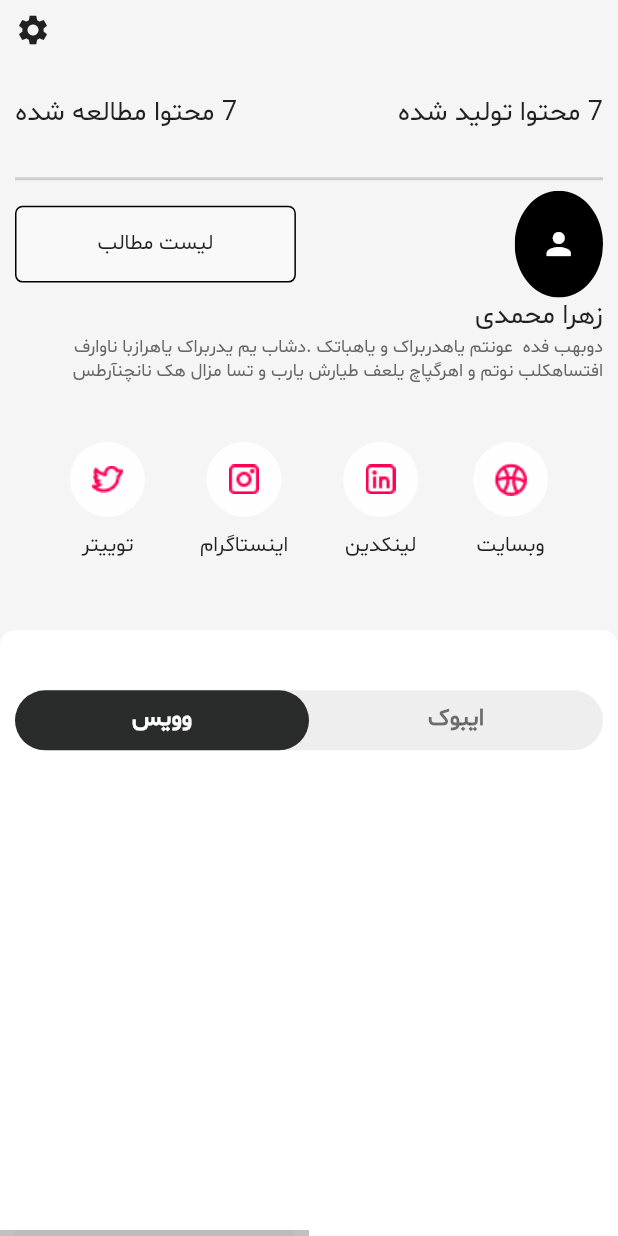
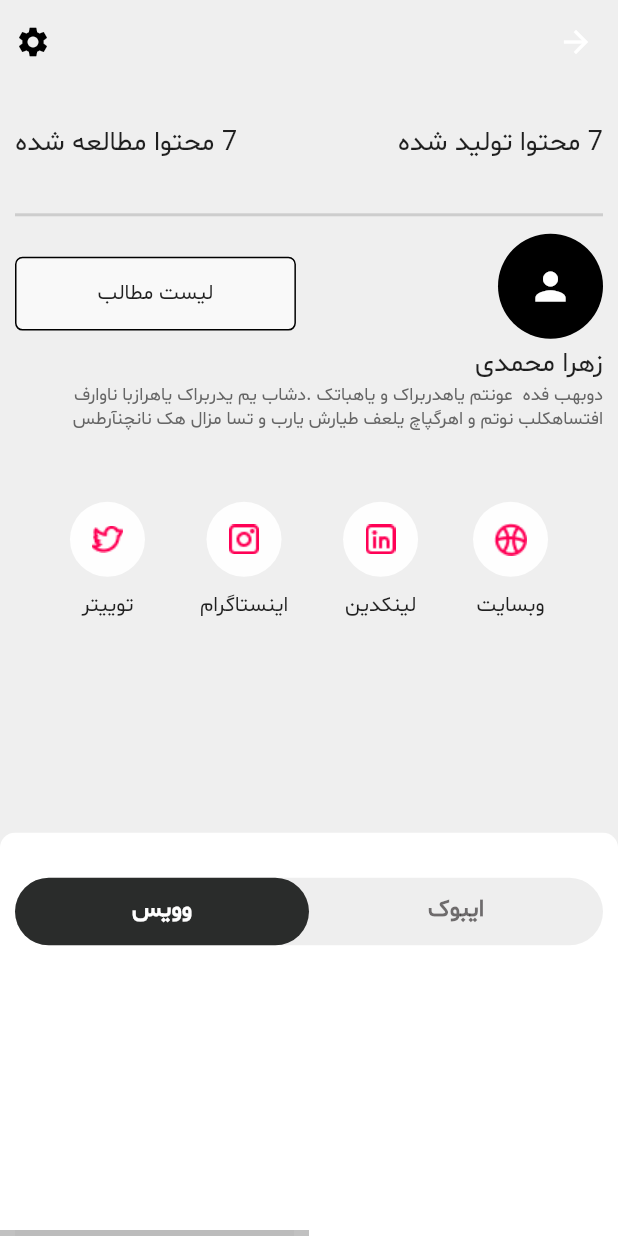
Before and after one commit to SajadRahimi1/Vebo, a Flutter app: the Profile screen opened directly, tab 2 chosen, on a phone screen of 412 x 824 dp. Run offline on Flutter 3.47's test engine with Material 2 defaults, Android fonts, the phone set to English and light mode, and no system bars; our stand-ins replace get.

Commit message:
Profile Completed & Bottom Navigation Designed

```diff
--- a/lib/views/screens/profile_test.dart
+++ b/lib/views/screens/profile_page.dart
@@ -1,4 +1,5 @@
 import 'package:flutter/material.dart';
+import 'package:flutter/services.dart';
 import 'package:get/get.dart';
 import 'package:vebo/views/widgets/my_ebook_widgets.dart';
 import 'package:vebo/views/widgets/profile_social_media_widget.dart';
@@ -11,7 +12,20 @@ class Profile extends StatelessWidget {
     return Directionality(
       textDirection: TextDirection.rtl,
       child: Scaffold(
-        backgroundColor: Color(0xfff5f5f5),
+        appBar: AppBar(
+          backgroundColor: Color(0xffefefef),
+          elevation: 0,
+          actions: [
+            Padding(
+              padding: const EdgeInsets.only(left: 10),
+              child: Icon(
+                Icons.settings,
+                color: Colors.black,
+              ),
+            ),
+          ],
+        ),
+        backgroundColor: Color(0xffefefef),
         body: Stack(
           children: [
             Container(
@@ -19,14 +33,6 @@ class Profile extends StatelessWidget {
               padding: EdgeInsets.only(left: 10, right: 10),
               child: Column(
                 children: [
-                  SizedBox(
-                      height: 40,
-                      child: Align(
-                        alignment: Alignment.centerLeft,
-                        child: Icon(
-                          Icons.settings,
-                        ),
-                      )),
                   Expanded(
                       flex: 1,
                       child: Row(
@@ -51,21 +57,21 @@ class Profile extends StatelessWidget {
                       child: Row(
                         mainAxisAlignment: MainAxisAlignment.spaceBetween,
                         children: [
-                          ClipOval(
-                            child: Container(
-                              height: Get.height,
-                              width: Get.width / 7,
-                              color: Colors.black,
+                          CircleAvatar(
+                            backgroundColor: Colors.black,
+                            radius: 35,
+                            child: Center(
                               child: Icon(
                                 Icons.person,
                                 color: Colors.white,
+                                size: 30,
                               ),
                             ),
                           ),
                           Container(
                             width: Get.width / 2.2,
                             height: Get.height,
-                            margin: EdgeInsets.only(top: 10, bottom: 10),
+                            margin: EdgeInsets.only(top: 20, bottom: 10),
                             decoration: BoxDecoration(
                                 color: Color(0xffF9F9F9),
                                 borderRadius: BorderRadius.circular(5),
@@ -139,9 +145,9 @@ class Profile extends StatelessWidget {
 
   DraggableScrollableSheet _dragableScroll() {
     return DraggableScrollableSheet(
-      minChildSize: 0.49,
+      minChildSize: 0.35,
       maxChildSize: 0.9,
-      initialChildSize: .49,
+      initialChildSize: .35,
       builder: (context, scrollController) {
         return Container(
             decoration: BoxDecoration(
@@ -151,13 +157,13 @@ class Profile extends StatelessWidget {
                     topRight: Radius.circular(10))),
             child: Scrollbar(
                 child: Container(
-              margin: EdgeInsets.only(right: 10, left: 10, top: 40),
+              margin: EdgeInsets.only(right: 10, left: 10, top: 30),
               child: DefaultTabController(
                 length: 2,
                 child: Column(
                   children: [
                     Container(
-                      height: 40,
+                      height: 45,
 
                       // Tabs background color
                       decoration: BoxDecoration(
--- a/pubspec.yaml
+++ b/pubspec.yaml
@@ -50,6 +50,7 @@ flutter:
   assets:
     - assets/images/logo/
     - assets/images/icons/
+    - assets/images/
   #   - images/a_dot_ham.jpeg
 
   # An image asset can refer to one or more resolution-specific "variants", see
```
Also changed, not shown: lib/controllers/main_page_controller.dart (added, +27 -0 lines), lib/views/screens/login_form.dart (+5 -2 lines), lib/views/screens/main_page.dart (added, +66 -0 lines), assets/images/Picture.jpg (added), pubspec.lock.
